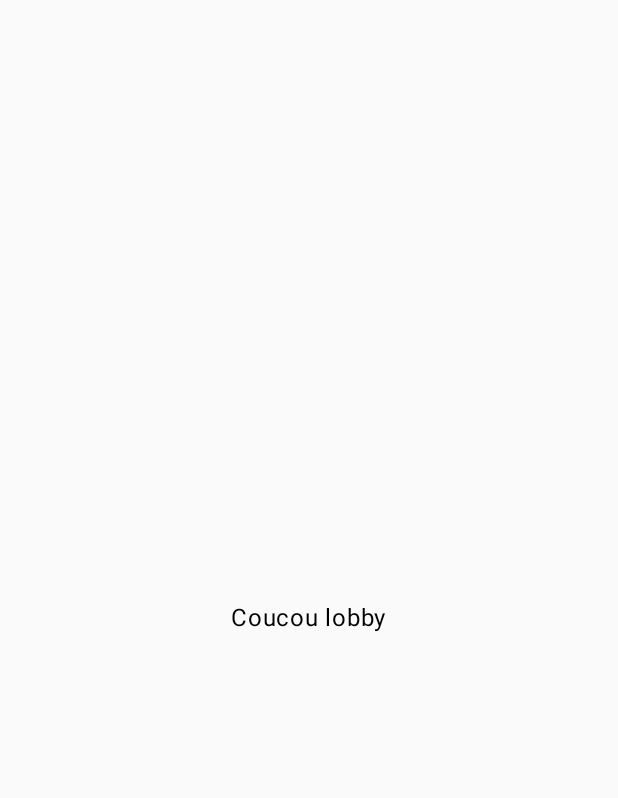
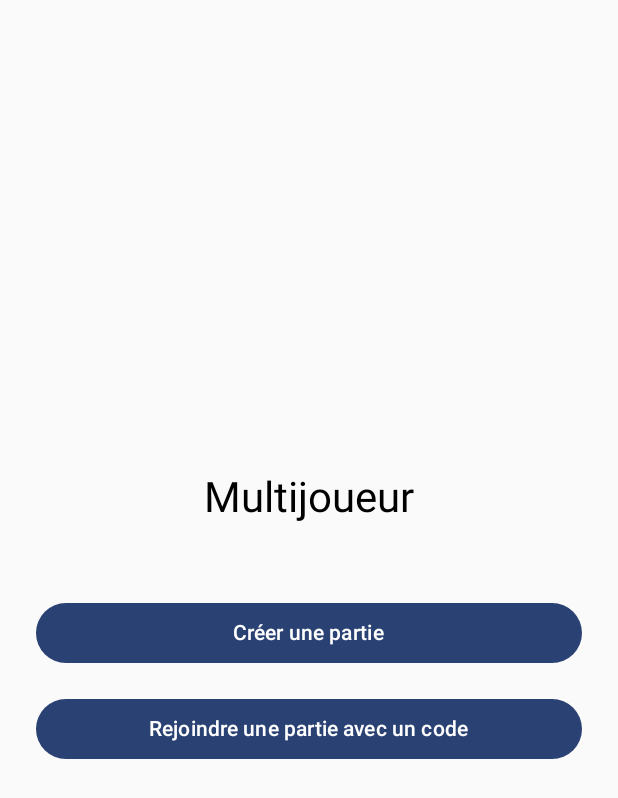
Before and after one commit to Roland-Fan-ZHANG/wordrawid, an Android app built with Jetpack Compose: the MultiScreen screen opened through its navigation route, on a phone screen of 412 x 824 dp. Before the commit the part shown is almost empty. Shown: the top 798 px of the screen. Run offline under Robolectric (Android 15) with nearby library versions, the phone set to English and light mode, and no system bars; our stand-ins replace Dagger/Hilt's generated code.

Commit message:
Lobby Create #1

```diff
--- a/app/build.gradle.kts
+++ b/app/build.gradle.kts
@@ -2,6 +2,7 @@ plugins {
     alias(libs.plugins.android.application)
     alias(libs.plugins.kotlin.android)
     alias(libs.plugins.kotlin.compose)
+    alias(libs.plugins.kotlin.serialization)
 }
 
 android {
@@ -55,6 +56,7 @@ dependencies {
     androidTestImplementation(libs.androidx.ui.test.junit4)
     debugImplementation(libs.androidx.ui.tooling)
     debugImplementation(libs.androidx.ui.test.manifest)
-    implementation("com.google.dagger:hilt-android:2.48")
-    implementation("androidx.navigation:navigation-compose:2.9.0")
+    implementation(libs.hilt.android)
+    implementation(libs.androidx.navigation.compose)
+    implementation(libs.kotlinx.serialization.json)
 }
--- a/app/src/main/AndroidManifest.xml
+++ b/app/src/main/AndroidManifest.xml
@@ -2,7 +2,10 @@
 <manifest xmlns:android="http://schemas.android.com/apk/res/android"
     xmlns:tools="http://schemas.android.com/tools">
 
+    <uses-permission android:name="android.permission.INTERNET" />
+
     <application
+        android:networkSecurityConfig="@xml/network_security_config"
         android:allowBackup="true"
         android:dataExtractionRules="@xml/data_extraction_rules"
         android:fullBackupContent="@xml/backup_rules"
--- a/app/src/main/java/fr/uge/wordrawid/navigation/AppNavGraph.kt
+++ b/app/src/main/java/fr/uge/wordrawid/navigation/AppNavGraph.kt
@@ -5,10 +5,12 @@ import androidx.navigation.NavHostController
 import androidx.navigation.compose.NavHost
 import androidx.navigation.compose.composable
 import androidx.navigation.compose.rememberNavController
+import fr.uge.wordrawid.screens.multi.CreateGameScreen
+import fr.uge.wordrawid.screens.multi.LobbyScreen
 import fr.uge.wordrawid.ui.screens.menu.MenuScreen
 import fr.uge.wordrawid.ui.screens.minigame.CompassGameScreen
 import fr.uge.wordrawid.ui.screens.solo.SoloScreen
-import fr.uge.wordrawid.ui.screens.multi.MultiScreen
+import fr.uge.wordrawid.screens.multi.MultiScreen
 
 @Composable
 fun AppNavGraph(
@@ -17,7 +19,9 @@ fun AppNavGraph(
     NavHost(navController = navController, startDestination = Routes.MENU) {
         composable(Routes.MENU) { MenuScreen(navController) }
         composable(Routes.SOLO) { SoloScreen() }
-        composable(Routes.MULTI) { MultiScreen() }
+        composable(Routes.MULTI) { MultiScreen(navController) }
+        composable(Routes.CREATE_GAME) { CreateGameScreen(navController) }
+        composable(Routes.LOBBY) { LobbyScreen() }
         composable(Routes.COMPASS) { CompassGameScreen() }
     }
 }
--- a/app/src/main/java/fr/uge/wordrawid/navigation/Routes.kt
+++ b/app/src/main/java/fr/uge/wordrawid/navigation/Routes.kt
@@ -5,4 +5,6 @@ object Routes {
     const val SOLO = "solo"
     const val MULTI = "multi"
     const val COMPASS = "compass"
+    const val CREATE_GAME = "create_game"
+    const val LOBBY = "lobby"
 }
--- a/app/src/main/java/fr/uge/wordrawid/screens/multi/MultiScreen.kt
+++ b/app/src/main/java/fr/uge/wordrawid/screens/multi/MultiScreen.kt
@@ -1,15 +1,46 @@
-package fr.uge.wordrawid.ui.screens.multi
+package fr.uge.wordrawid.screens.multi
 
-import androidx.compose.foundation.layout.Box
-import androidx.compose.foundation.layout.fillMaxSize
-import androidx.compose.material3.Text
+import androidx.compose.foundation.layout.*
+import androidx.compose.material3.*
 import androidx.compose.runtime.Composable
 import androidx.compose.ui.Alignment
 import androidx.compose.ui.Modifier
+import androidx.compose.ui.unit.dp
+import androidx.compose.ui.unit.sp
+import androidx.navigation.NavController
+import fr.uge.wordrawid.navigation.Routes
 
 @Composable
-fun MultiScreen() {
-    Box(modifier = Modifier.fillMaxSize(), contentAlignment = Alignment.Center) {
-        Text("Coucou lobby")
+fun MultiScreen(navController: NavController) {
+  Column(
+    modifier = Modifier
+      .fillMaxSize()
+      .padding(24.dp),
+    verticalArrangement = Arrangement.Center,
+    horizontalAlignment = Alignment.CenterHorizontally
+  ) {
+    Text(
+      text = "Multijoueur",
+      fontSize = 28.sp,
+      style = MaterialTheme.typography.headlineMedium
+    )
+
+    Spacer(modifier = Modifier.height(48.dp))
+
+    Button(
+      onClick = {navController.navigate(Routes.CREATE_GAME)},
+      modifier = Modifier.fillMaxWidth()
+    ) {
+      Text("Créer une partie")
     }
+
+    Spacer(modifier = Modifier.height(16.dp))
+
+    Button(
+      onClick = { /* TODO: Naviguer vers l'écran pour rejoindre */ },
+      modifier = Modifier.fillMaxWidth()
+    ) {
+      Text("Rejoindre une partie avec un code")
+    }
+  }
 }
--- /dev/null
+++ b/app/src/main/res/xml/network_security_config.xml
@@ -0,0 +1,6 @@
+<?xml version="1.0" encoding="utf-8"?>
+<network-security-config>
+    <domain-config cleartextTrafficPermitted="true">
+        <domain includeSubdomains="true">10.0.2.2</domain>
+    </domain-config>
+</network-security-config>
--- a/build.gradle.kts
+++ b/build.gradle.kts
@@ -3,4 +3,5 @@ plugins {
     alias(libs.plugins.android.application) apply false
     alias(libs.plugins.kotlin.android) apply false
     alias(libs.plugins.kotlin.compose) apply false
+    alias(libs.plugins.kotlin.serialization)
 }
```
Also changed, not shown: app/src/main/java/fr/uge/wordrawid/screens/multi/CreateGameScreen.kt (added, +102 -0 lines), app/src/main/java/fr/uge/wordrawid/screens/multi/LobbyScreen.kt (added, +85 -0 lines), gradle/libs.versions.toml (+7 -0 lines).
